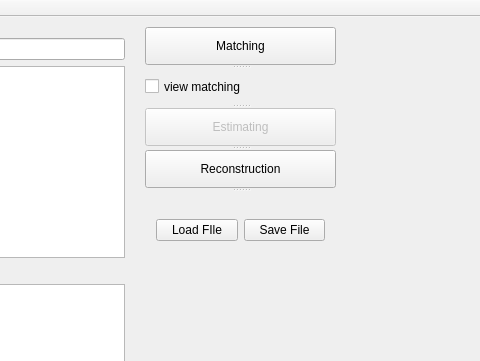
Old version of the form src/mainwindow.ui in the repository Ttoto/Reconstruction_2images; both pictures show x 375 to 855 and y 0 to 361 of the 1384 by 559 pixel window.
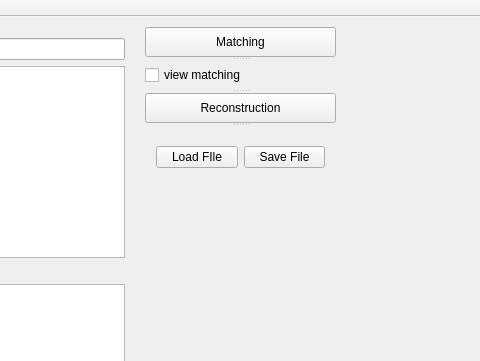
New version of the form. Custom widgets are drawn as their Qt base class.

The edit to the form file:
```diff
--- a/src/mainwindow.ui
+++ b/src/mainwindow.ui
@@ -108,7 +108,7 @@
       <x>520</x>
       <y>10</y>
       <width>191</width>
-      <height>241</height>
+      <height>161</height>
      </rect>
     </property>
     <property name="orientation">
@@ -127,14 +127,6 @@
       <bool>false</bool>
      </property>
     </widget>
-    <widget class="QPushButton" name="pushButton_Estimating">
-     <property name="enabled">
-      <bool>false</bool>
-     </property>
-     <property name="text">
-      <string>Estimating</string>
-     </property>
-    </widget>
     <widget class="QPushButton" name="pushButton_Reconstruction">
      <property name="enabled">
       <bool>true</bool>
```
Left out of the diff: 37 changed lines with no effect on the pictures.
